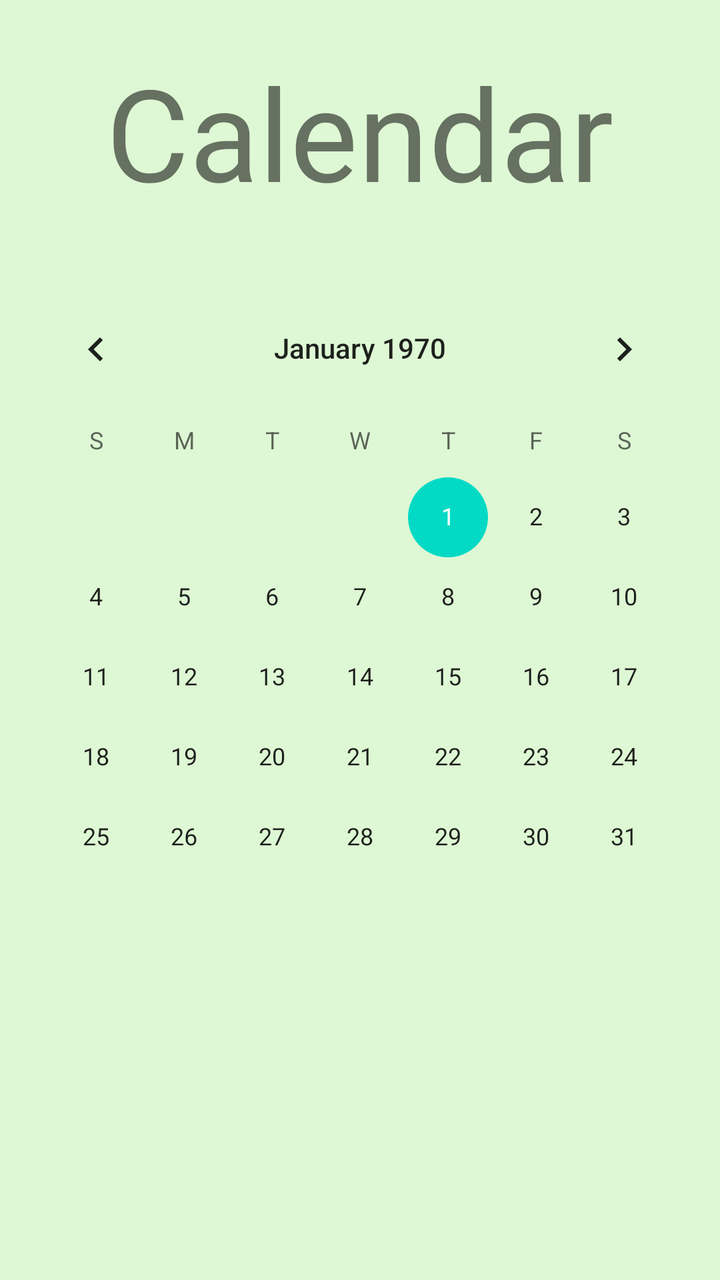
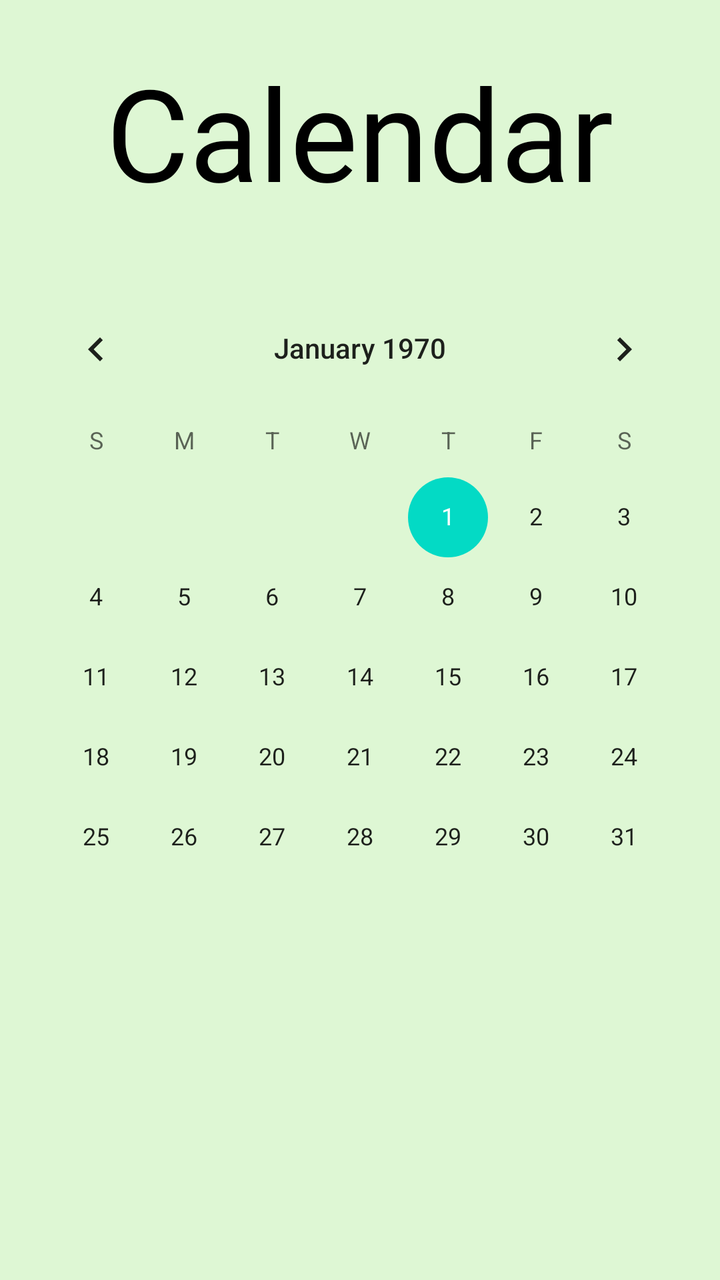

Two renders of the same Android screen: before a commit and after it. Below are the layout's source before the change and the commit's diff.
<!-- AndroidManifest.xml: application theme Theme.Silva -->
<!-- res/layout/event_calendar_layout.xml -->
<?xml version="1.0" encoding="utf-8"?>
<androidx.constraintlayout.widget.ConstraintLayout
    xmlns:android="http://schemas.android.com/apk/res/android"
    xmlns:app="http://schemas.android.com/apk/res-auto"
    xmlns:tools="http://schemas.android.com/tools"
    android:layout_width="match_parent"
    android:background="#DEF7D4"
    android:layout_height="match_parent">

    <TextView
        android:id="@+id/textView3"
        android:layout_width="wrap_content"
        android:layout_height="wrap_content"
        android:fontFamily="@font/nexa_bold"
        android:text="Calendar"
        android:textAlignment="center"
        android:textSize="64sp"
        app:layout_constraintBottom_toBottomOf="parent"
        app:layout_constraintEnd_toEndOf="parent"
        app:layout_constraintHorizontal_bias="0.497"
        app:layout_constraintStart_toStartOf="parent"
        app:layout_constraintTop_toTopOf="parent"
        app:layout_constraintVertical_bias="0.042" />

    <CalendarView
        android:id="@+id/calendarView"
        android:layout_width="wrap_content"
        android:layout_height="wrap_content"
        android:layout_marginTop="32dp"
        app:layout_constraintEnd_toEndOf="parent"
        app:layout_constraintHorizontal_bias="0.491"
        app:layout_constraintStart_toStartOf="parent"
        app:layout_constraintTop_toBottomOf="@+id/textView3" />

    <androidx.recyclerview.widget.RecyclerView
        android:layout_width="410dp"
        android:layout_height="256dp"
        app:layout_constraintEnd_toEndOf="parent"
        app:layout_constraintStart_toStartOf="parent"
        app:layout_constraintTop_toBottomOf="@+id/calendarView" />
</androidx.constraintlayout.widget.ConstraintLayout>
<!-- resources referenced by this layout -->
<resources>
  <style name="Theme.Silva" parent="Theme.MaterialComponents.DayNight.DarkActionBar">
          
          <item name="colorPrimary">#009060</item>
          <item name="colorPrimaryVariant">#009060</item>
          <item name="colorOnPrimary">@color/black</item>
          
          <item name="colorSecondary">@color/teal_200</item>
          <item name="colorSecondaryVariant">@color/teal_700</item>
          <item name="colorOnSecondary">@color/black</item>
          
          <item name="android:statusBarColor" tools:targetApi="l">?attr/colorPrimaryVariant</item>
          
      </style>
  <color name="black">#FF000000</color>
  <color name="teal_200">#FF03DAC5</color>
  <color name="teal_700">#FF018786</color>
</resources>

<!-- the commit's change to res/layout/event_calendar_layout.xml (unified diff, before → after) -->
@@ -12,6 +12,7 @@
         android:layout_width="wrap_content"
         android:layout_height="wrap_content"
         android:fontFamily="@font/nexa_bold"
+        android:textColor="@color/black"
         android:text="Calendar"
         android:textAlignment="center"
         android:textSize="64sp"
